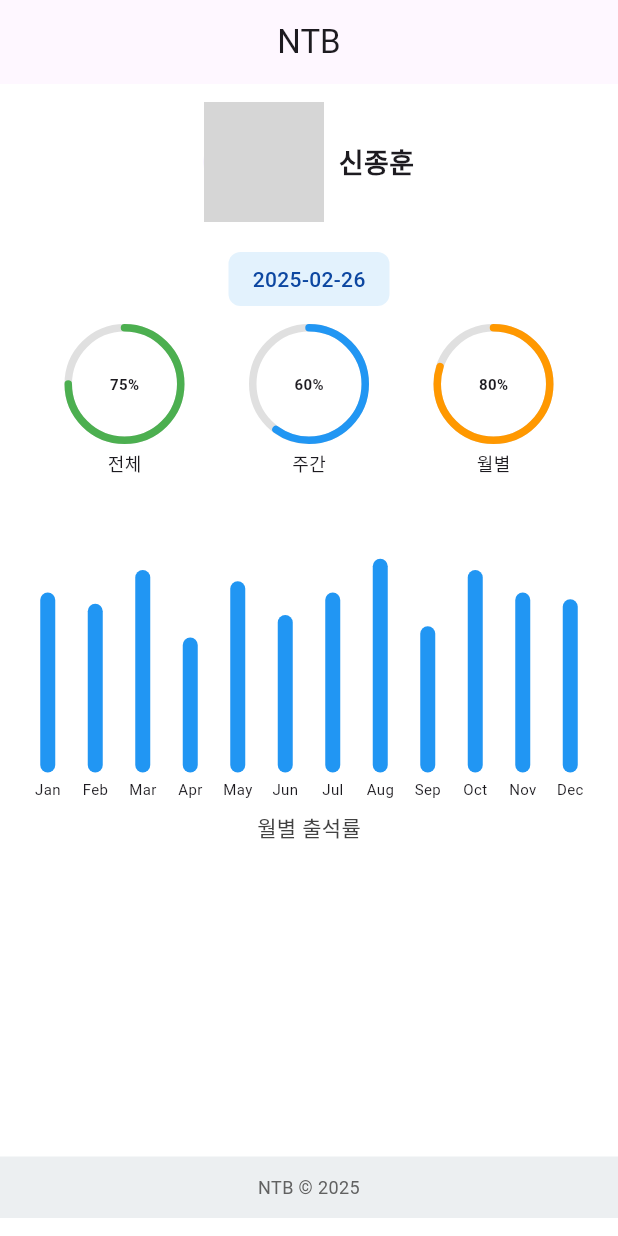
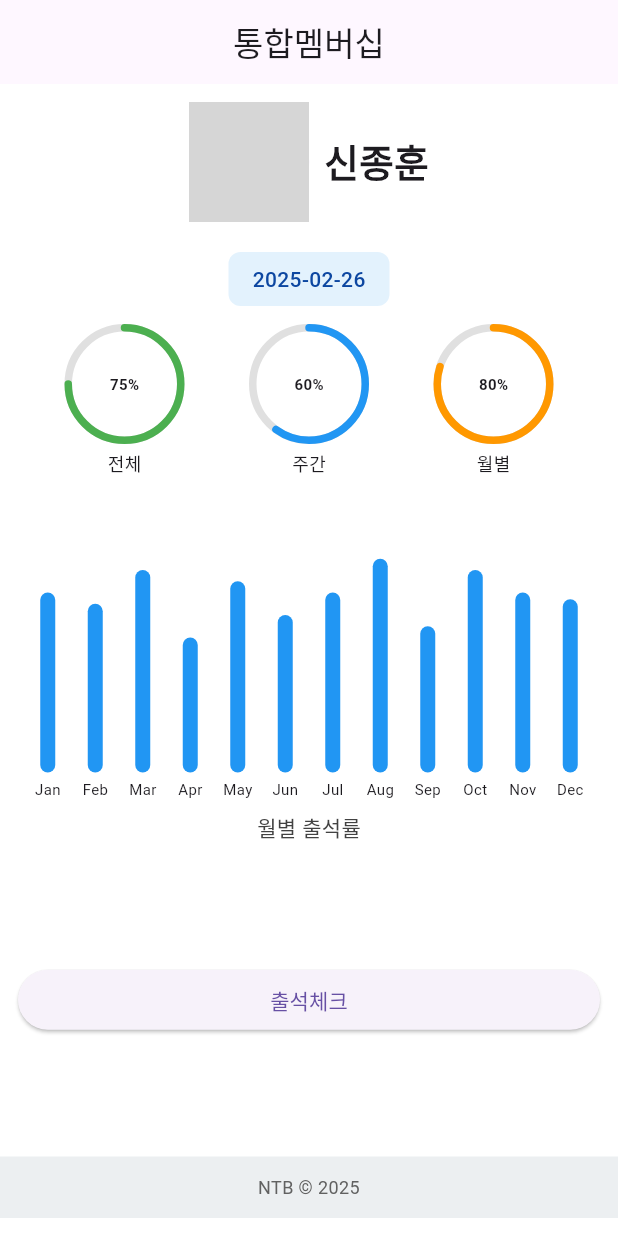
Before and after one commit to solardayz/ntb_membership, a Flutter app: the screen it shows after launch, on a phone screen of 412 x 824 dp. Run offline on Flutter 3.47's test engine with Material 3 defaults, Android fonts, the phone set to English and light mode, and no system bars; drawn by our look-alikes of percent_indicator; network calls fail; grey boxes are pictures that could not be loaded.

Commit message:
Rename NTB title to 통합멤버십 and modify the text size and add button.

```diff
--- a/lib/main.dart
+++ b/lib/main.dart
@@ -62,7 +62,7 @@ class _MembershipScreenState extends State<MembershipScreen> {
   Widget build(BuildContext context) {
     return Scaffold(
       appBar: AppBar(
-        title: Text('NTB'),
+        title: Text('통합멤버십'),
         centerTitle: true,
       ),
       body: Padding(
@@ -83,7 +83,7 @@ class _MembershipScreenState extends State<MembershipScreen> {
                 Text(
                   '신종훈',
                   style: TextStyle(
-                    fontSize: 18, // 글씨 크기 축소
+                    fontSize: 25, // 글씨 크기 축소
                     fontWeight: FontWeight.bold,
                   ),
                 ),
@@ -228,6 +228,12 @@ class _MembershipScreenState extends State<MembershipScreen> {
               ),
             ),
             Spacer(),
+            Container(
+              width: double.infinity,
+              padding: EdgeInsets.all(12),
+              child: ElevatedButton(onPressed: (){}, child: Text('출석체크')),
+            ),
+            Spacer(),
             // 푸터 영역
             Container(
               width: double.infinity,
```
